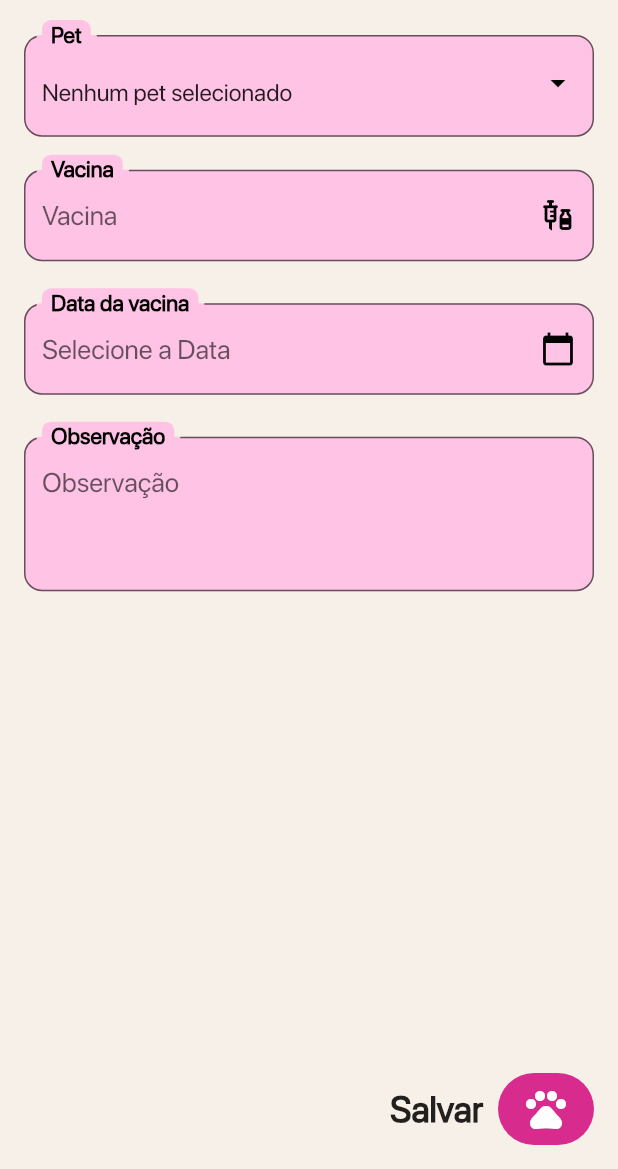
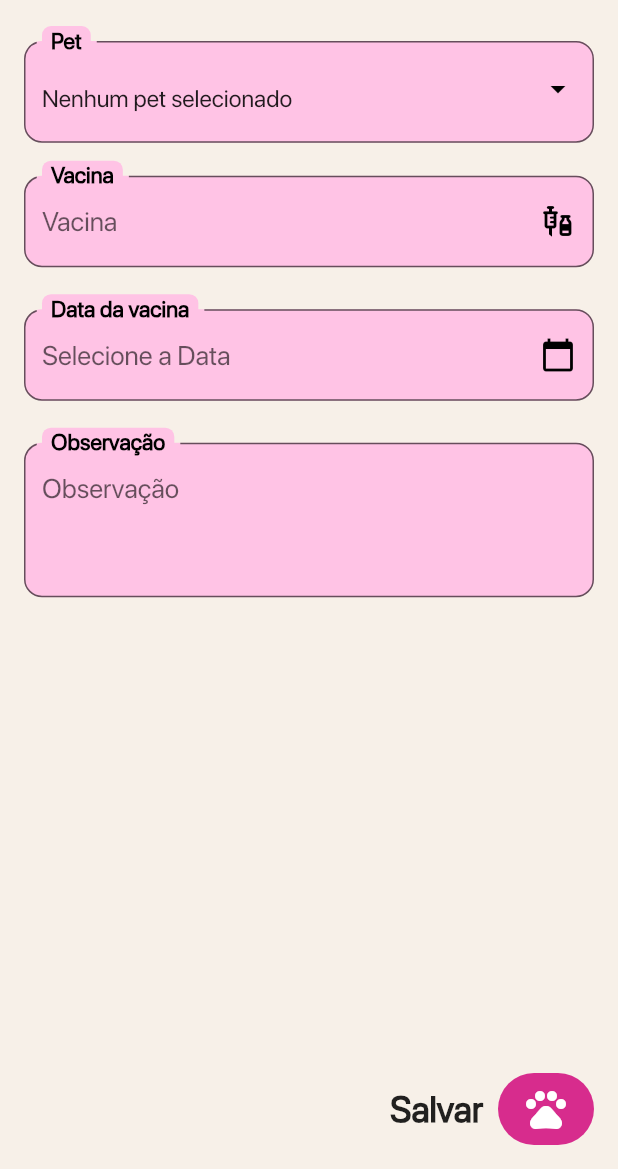
Before and after one commit to gbramoura/petcare, a Flutter app: the AddVaccinationPage screen opened by its route, on a phone screen of 412 x 824 dp, the part 67-1236 px from its top. Run offline on Flutter 3.47's test engine with Material 3 defaults, Android fonts, the phone set to English and light mode, and no system bars; our stand-ins replace flutter_slidable, image_picker, sqflite; missing offline and left inert: age_calculator; accounts and stored records are empty.

Commit message:
Adjust margins on pet selection components on add activity and vaccination pages

```diff
--- a/lib/pages/tours_and_activities/add_tours_and_activities_page.dart
+++ b/lib/pages/tours_and_activities/add_tours_and_activities_page.dart
@@ -139,6 +139,7 @@ class _AddToursAndActivitiesPageState extends State<AddToursAndActivitiesPage> {
             hint: 'Nenhum pet encontrado',
             icon: Icons.pets,
             backgroundColor: PetCareTheme.blue_250,
+            margin: EdgeInsets.only(left: 16, right: 16, top: 16),
             value: _selectedPet,
             onChanged: (value) => {
               setState(() {
--- a/lib/pages/vaccinations/add_vaccination_page.dart
+++ b/lib/pages/vaccinations/add_vaccination_page.dart
@@ -120,7 +120,7 @@ class _AddVaccinationPageState extends State<AddVaccinationPage> {
             hint: 'Nenhum pet selecionado',
             value: _petIdController.text,
             backgroundColor: PetCareTheme.pink_50,
-            margin: EdgeInsets.only(left: 16, right: 16, top: 12),
+            margin: EdgeInsets.only(left: 16, right: 16, top: 16),
             onChanged: (value) => _petIdController.text=value!,
           ),
           SizedBox(height: 16),
```
